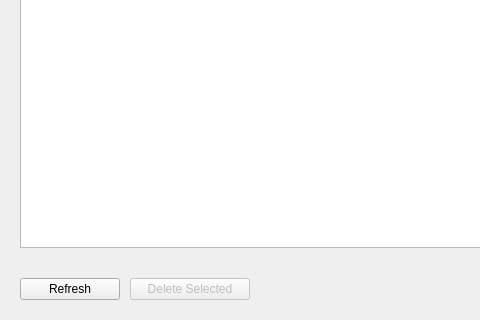
Old version of the form component/GuiManager/src/containers/GitCredentialsContainer.ui in the repository Sourcerer-Team/Sourcerer; both pictures show x 0 to 480 and y 280 to 600 of the 800 by 600 pixel window.
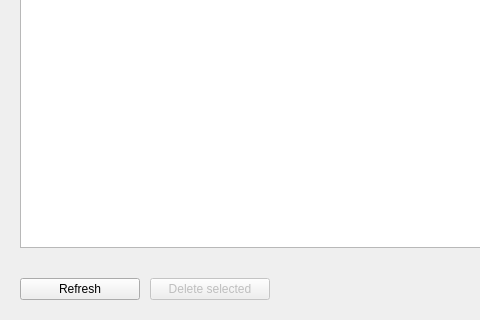
New version of the form.

Commit message: Unifies the styles of buttons.

The edit to the form file:
```diff
--- a/component/GuiManager/src/containers/GitCredentialsContainer.ui
+++ b/component/GuiManager/src/containers/GitCredentialsContainer.ui
@@ -80,10 +80,16 @@
       <widget class="QPushButton" name="refreshButton">
        <property name="minimumSize">
         <size>
-         <width>100</width>
+         <width>120</width>
          <height>0</height>
         </size>
        </property>
+       <property name="maximumSize">
+        <size>
+         <width>120</width>
+         <height>16777215</height>
+        </size>
+       </property>
        <property name="text">
         <string>Refresh</string>
        </property>
@@ -100,8 +106,14 @@
          <height>0</height>
         </size>
        </property>
+       <property name="maximumSize">
+        <size>
+         <width>120</width>
+         <height>16777215</height>
+        </size>
+       </property>
        <property name="text">
-        <string>Delete Selected</string>
+        <string>Delete selected</string>
        </property>
       </widget>
      </item>
```
The commit also changes 6 other files.
